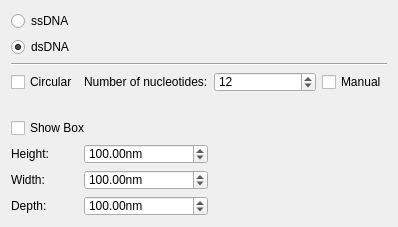
First picture: the form in AdenitaCoreSE/form/SEDSDNACreatorEditorGUI.ui, repository edellano/Adenita-SAMSON-Edition, before the edit.
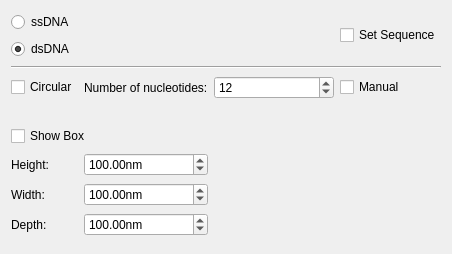
Second picture: the form after the edit.

Commit message: Added the possibility of providing a sequence when using dsDNA creator

Diff of the .ui file:
```diff
--- a/AdenitaCoreSE/form/SEDSDNACreatorEditorGUI.ui
+++ b/AdenitaCoreSE/form/SEDSDNACreatorEditorGUI.ui
@@ -6,8 +6,8 @@
    <rect>
     <x>0</x>
     <y>0</y>
-    <width>398</width>
-    <height>227</height>
+    <width>452</width>
+    <height>254</height>
    </rect>
   </property>
   <property name="minimumSize">
@@ -46,23 +46,6 @@
        </property>
       </widget>
      </item>
-     <item row="1" column="0" colspan="5">
-      <widget class="QRadioButton" name="rndDSDNA">
-       <property name="text">
-        <string>dsDNA</string>
-       </property>
-       <property name="checked">
-        <bool>true</bool>
-       </property>
-      </widget>
-     </item>
-     <item row="0" column="0" colspan="5">
-      <widget class="QRadioButton" name="rdnSSDNA">
-       <property name="text">
-        <string>ssDNA</string>
-       </property>
-      </widget>
-     </item>
      <item row="7" column="1">
       <widget class="QDoubleSpinBox" name="spnBoxWidth">
        <property name="suffix">
@@ -157,6 +140,30 @@
        </property>
       </widget>
      </item>
+     <item row="0" column="0" colspan="4">
+      <widget class="QRadioButton" name="rdnSSDNA">
+       <property name="text">
+        <string>ssDNA</string>
+       </property>
+      </widget>
+     </item>
+     <item row="1" column="0" colspan="4">
+      <widget class="QRadioButton" name="rndDSDNA">
+       <property name="text">
+        <string>dsDNA</string>
+       </property>
+       <property name="checked">
+        <bool>true</bool>
+       </property>
+      </widget>
+     </item>
+     <item row="0" column="4" rowspan="2">
+      <widget class="QCheckBox" name="chkSetScaffold">
+       <property name="text">
+        <string>Set Sequence</string>
+       </property>
+      </widget>
+     </item>
     </layout>
    </item>
   </layout>
```
Left out of the diff: 17 changed lines with no effect on the pictures. The commit also changes 5 other files.
